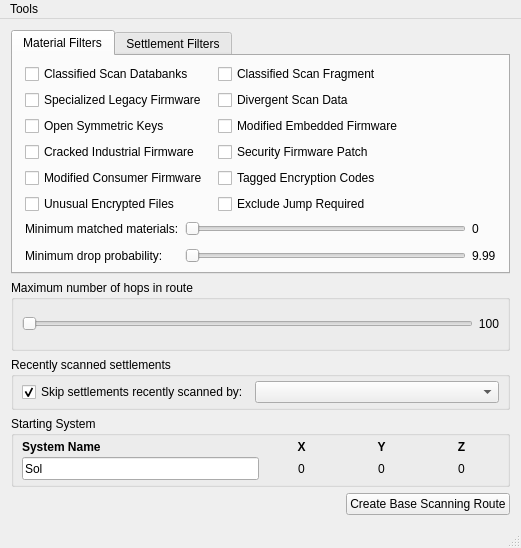
First picture: the form in src/Routers/BaseScanning/MainWindow.ui, repository neotron/EDPathFinder, before the edit.
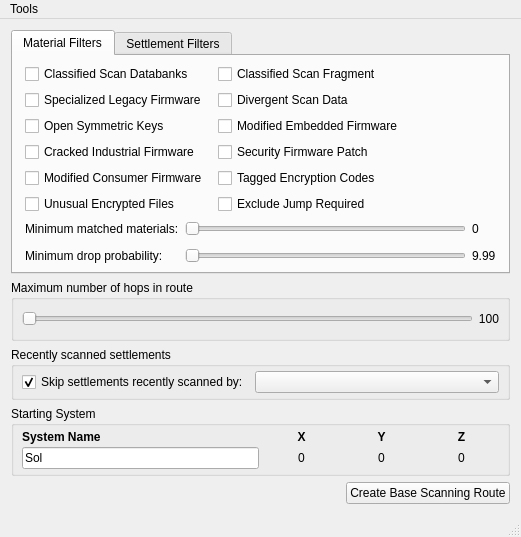
Second picture: the form after the edit. Custom widgets are drawn as their Qt base class.

```diff
--- a/src/Routers/BaseScanning/MainWindow.ui
+++ b/src/Routers/BaseScanning/MainWindow.ui
@@ -7,21 +7,9 @@
     <x>0</x>
     <y>0</y>
     <width>521</width>
-    <height>548</height>
+    <height>537</height>
    </rect>
   </property>
-  <property name="sizePolicy">
-   <sizepolicy hsizetype="MinimumExpanding" vsizetype="MinimumExpanding">
-    <horstretch>0</horstretch>
-    <verstretch>0</verstretch>
-   </sizepolicy>
-  </property>
-  <property name="minimumSize">
-   <size>
-    <width>521</width>
-    <height>0</height>
-   </size>
-  </property>
   <property name="windowTitle">
    <string>EDPathFinder</string>
   </property>
@@ -32,12 +20,6 @@
      <verstretch>100</verstretch>
     </sizepolicy>
    </property>
-   <property name="minimumSize">
-    <size>
-     <width>521</width>
-     <height>0</height>
-    </size>
-   </property>
    <property name="baseSize">
     <size>
      <width>450</width>
```
Left out of the diff: 2 changed lines with no effect on the pictures.
